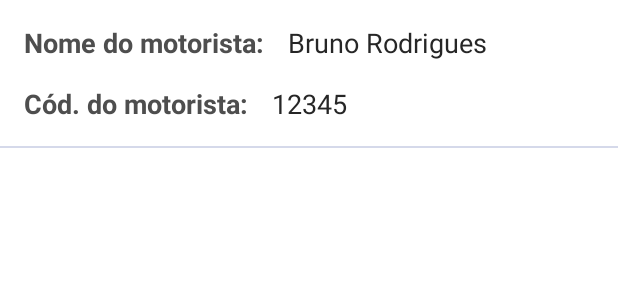
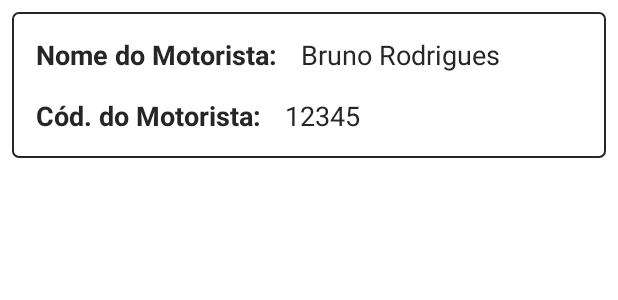
Before and after one commit to brunorodriguesaraujo/alternativecheckin, an Android app: the layout item_driver.xml on its own in the app's theme, with its tools: preview values and no code run, on a phone screen of 412 x 824 dp. Shown: the top 300 px of the screen. Run offline under Robolectric (Android 15) with nearby library versions, the phone set to English and light mode, and no system bars.

Commit message:
feat: #main shape for card item driver

```diff
--- /dev/null
+++ b/app/src/main/res/drawable/shape_card_driver.xml
@@ -0,0 +1,8 @@
+<?xml version="1.0" encoding="utf-8"?>
+<shape xmlns:android="http://schemas.android.com/apk/res/android">
+    <solid android:color="@color/colorBackgroundSecondary" />
+    <corners android:radius="4dp" />
+    <stroke
+        android:width="1dp"
+        android:color="@color/textColorBlack" />
+</shape>
--- a/app/src/main/res/layout/item_driver.xml
+++ b/app/src/main/res/layout/item_driver.xml
@@ -9,6 +9,9 @@
         android:id="@+id/layout"
         android:layout_width="match_parent"
         android:layout_height="wrap_content"
+        android:layout_margin="8dp"
+        android:background="@drawable/shape_card_driver"
+        app:layout_constraintBottom_toBottomOf="parent"
         app:layout_constraintEnd_toEndOf="parent"
         app:layout_constraintStart_toStartOf="parent"
         app:layout_constraintTop_toTopOf="parent">
@@ -19,9 +22,9 @@
             android:layout_width="wrap_content"
             android:layout_height="wrap_content"
             android:layout_margin="16dp"
+            android:text="@string/item_driver_name"
+            android:textColor="@color/textColorBlack"
             android:textStyle="bold"
-            android:text="Nome do motorista:"
-            android:textColor="@color/colorNeutral01"
             app:layout_constraintStart_toStartOf="parent"
             app:layout_constraintTop_toTopOf="parent" />
 
@@ -45,9 +48,9 @@
             android:layout_width="wrap_content"
             android:layout_height="wrap_content"
             android:layout_margin="16dp"
+            android:text="@string/item_driver_code"
+            android:textColor="@color/textColorBlack"
             android:textStyle="bold"
-            android:text="Cód. do motorista:"
-            android:textColor="@color/colorNeutral01"
             app:layout_constraintBottom_toBottomOf="parent"
             app:layout_constraintStart_toStartOf="parent"
             app:layout_constraintTop_toBottomOf="@+id/textview_description_name_driver" />
@@ -67,12 +70,4 @@
 
     </androidx.constraintlayout.widget.ConstraintLayout>
 
-    <View
-        android:layout_width="match_parent"
-        android:layout_height="1dp"
-        android:background="@color/colorBackgroundThird"
-        app:layout_constraintEnd_toEndOf="parent"
-        app:layout_constraintStart_toStartOf="parent"
-        app:layout_constraintTop_toBottomOf="@+id/layout" />
-
 </androidx.constraintlayout.widget.ConstraintLayout>
```
